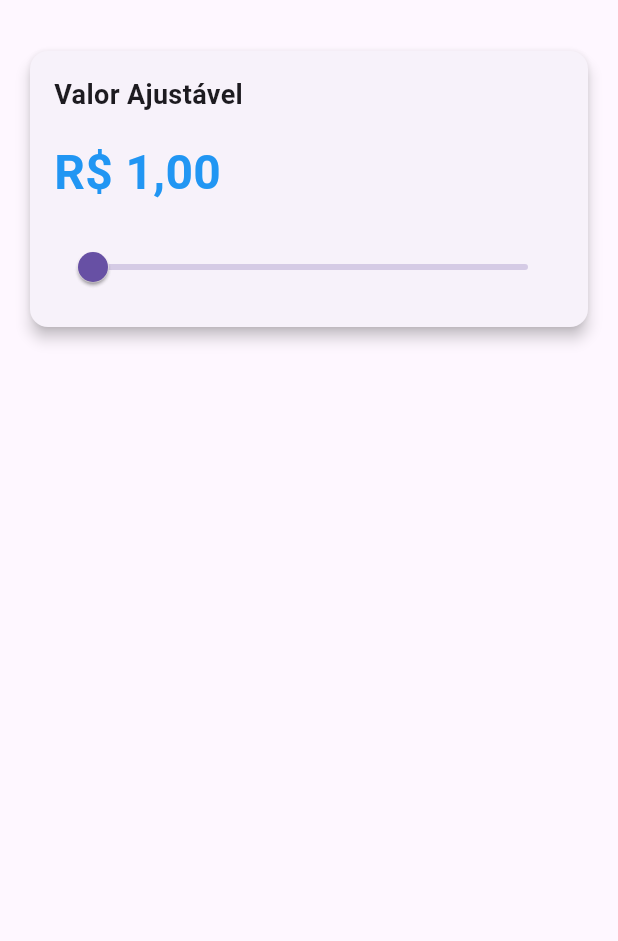
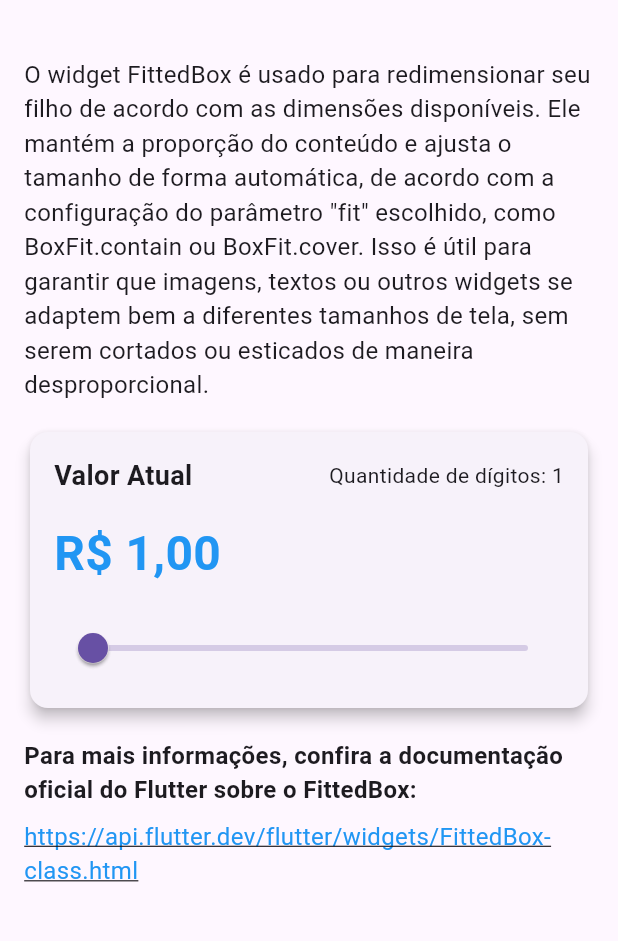
Before and after one commit to gncortes/flutter_lab, a Flutter app: the screen it shows after launch, after a tap on "Exemplos de FittedBox", on a phone screen of 412 x 824 dp, the part 63-1004 px from its top. Run offline on Flutter 3.47's test engine with Material 3 defaults, Android fonts, the phone set to English and light mode, and no system bars.

Commit message:
feat: add documentation

```diff
--- a/lib/main.dart
+++ b/lib/main.dart
@@ -12,7 +12,8 @@ class MyApp extends StatelessWidget {
   @override
   Widget build(BuildContext context) {
     return MaterialApp(
-      title: 'Exemplos de FittedBox',
+      debugShowCheckedModeBanner: false,
+      title: 'Flutter Labs',
       theme: ThemeData(
         primarySwatch: Colors.blue,
       ),
--- a/lib/pages/fitted_box/fitted_box_page.dart
+++ b/lib/pages/fitted_box/fitted_box_page.dart
@@ -1,5 +1,5 @@
 import 'package:flutter/material.dart';
-
+import 'package:url_launcher/url_launcher.dart';
 import 'value_range_card.dart';
 
 class FittedBoxExamplesPage extends StatelessWidget {
@@ -13,10 +13,55 @@ class FittedBoxExamplesPage extends StatelessWidget {
       ),
       body: ListView(
         padding: const EdgeInsets.all(16),
-        children: const [
-          ValueRangeCard(),
+        children: [
+          const Padding(
+            padding: EdgeInsets.symmetric(vertical: 8.0),
+            child: Text(
+              'O widget FittedBox é usado para redimensionar seu filho de acordo '
+              'com as dimensões disponíveis. Ele mantém a proporção do conteúdo '
+              'e ajusta o tamanho de forma automática, de acordo com a configuração '
+              'do parâmetro "fit" escolhido, como BoxFit.contain ou BoxFit.cover. '
+              'Isso é útil para garantir que imagens, textos ou outros widgets se adaptem '
+              'bem a diferentes tamanhos de tela, sem serem cortados ou esticados '
+              'de maneira desproporcional.',
+              style: TextStyle(fontSize: 16),
+            ),
+          ),
+          const Padding(
+            padding: EdgeInsets.symmetric(vertical: 8.0),
+            child: ValueRangeCard(),
+          ),
+          const Padding(
+            padding: EdgeInsets.symmetric(vertical: 8.0),
+            child: Text(
+              'Para mais informações, confira a documentação oficial do Flutter sobre o FittedBox:',
+              style: TextStyle(fontSize: 16, fontWeight: FontWeight.bold),
+            ),
+          ),
+          GestureDetector(
+            onTap: () {
+              const url =
+                  'https://api.flutter.dev/flutter/widgets/FittedBox-class.html';
+              openUrl(url);
+            },
+            child: const Text(
+              'https://api.flutter.dev/flutter/widgets/FittedBox-class.html',
+              style: TextStyle(
+                fontSize: 16,
+                color: Colors.blue,
+                decoration: TextDecoration.underline,
+              ),
+            ),
+          ),
         ],
       ),
     );
   }
+
+  void openUrl(String url) async {
+    final Uri uri = Uri.parse(url);
+    if (await canLaunchUrl(uri)) {
+      await launchUrl(uri);
+    }
+  }
 }
--- a/lib/pages/fitted_box/value_range_card.dart
+++ b/lib/pages/fitted_box/value_range_card.dart
@@ -2,7 +2,7 @@ import 'package:flutter/material.dart';
 import 'package:intl/intl.dart';
 
 const double _minValue = 1;
-const double _maxValue = 1000000000000;
+const double _maxValue = 1000000000000000000;
 
 class ValueRangeCard extends StatefulWidget {
   const ValueRangeCard({super.key});
@@ -13,6 +13,7 @@ class ValueRangeCard extends StatefulWidget {
 
 class _ValueRangeCardState extends State<ValueRangeCard> {
   double _currentValue = 1;
+  double _displayValue = 1;
 
   @override
   Widget build(BuildContext context) {
@@ -21,11 +22,22 @@ class _ValueRangeCardState extends State<ValueRangeCard> {
       child: Padding(
         padding: const EdgeInsets.all(16),
         child: Column(
+          mainAxisAlignment: MainAxisAlignment.center,
           crossAxisAlignment: CrossAxisAlignment.start,
           children: [
-            const Text(
-              'Valor Ajustável',
-              style: TextStyle(fontSize: 18, fontWeight: FontWeight.bold),
+            Row(
+              mainAxisAlignment: MainAxisAlignment.spaceBetween,
+              children: [
+                const Text(
+                  'Valor Atual',
+                  style: TextStyle(fontSize: 18, fontWeight: FontWeight.bold),
+                ),
+                Text(
+                  'Quantidade de dígitos: ${_currentValue.digitCount}',
+                  style: const TextStyle(
+                      fontSize: 14, fontWeight: FontWeight.w400),
+                ),
+              ],
             ),
             const SizedBox(height: 16),
             FittedBox(
@@ -35,8 +47,8 @@ class _ValueRangeCardState extends State<ValueRangeCard> {
                   return ScaleTransition(scale: animation, child: child);
                 },
                 child: Text(
-                  _currentValue.toCurrency(),
-                  key: ValueKey<double>(_currentValue),
+                  _displayValue.toCurrency(),
+                  key: ValueKey<double>(_displayValue),
                   style: const TextStyle(
                     fontSize: 32,
                     color: Colors.blue,
@@ -56,6 +68,11 @@ class _ValueRangeCardState extends State<ValueRangeCard> {
                   _currentValue = values.end;
                 });
               },
+              onChangeEnd: (value) {
+                setState(() {
+                  _displayValue = value.end;
+                });
+              },
             ),
           ],
         ),
@@ -64,7 +81,7 @@ class _ValueRangeCardState extends State<ValueRangeCard> {
   }
 }
 
-extension CurrencyExtension on double {
+extension UtilsDoubleExtension on double {
   String toCurrency() {
     final NumberFormat formatter = NumberFormat.currency(
       locale: 'pt_BR',
@@ -73,4 +90,9 @@ extension CurrencyExtension on double {
     );
     return formatter.format(this);
   }
+
+  int get digitCount {
+    String valueStr = toStringAsFixed(0).replaceAll(RegExp(r'[^0-9]'), '');
+    return valueStr.length;
+  }
 }
--- a/lib/pages/home_page.dart
+++ b/lib/pages/home_page.dart
@@ -12,10 +12,8 @@ class HomePage extends StatelessWidget {
       body: ListView(
         children: [
           ListTile(
-            leading: const Icon(Icons.fit_screen, color: Colors.blue),
             title: const Text('Exemplos de FittedBox'),
-            subtitle: const Text(
-                'Veja como usar o FittedBox em diferentes situações.'),
+            subtitle: const Text('Veja como usar o FittedBox'),
             trailing: const Icon(Icons.arrow_forward),
             onTap: () {
               Navigator.pushNamed(context, '/fittedBoxExamples');
--- a/pubspec.yaml
+++ b/pubspec.yaml
@@ -9,7 +9,7 @@ environment:
 dependencies:
   flutter:
     sdk: flutter
-
+  url_launcher: ^6.2.6
   intl: ^0.19.0
   cupertino_icons: ^1.0.8
 
```
Also changed, not shown: pubspec.lock, 38 other files.
